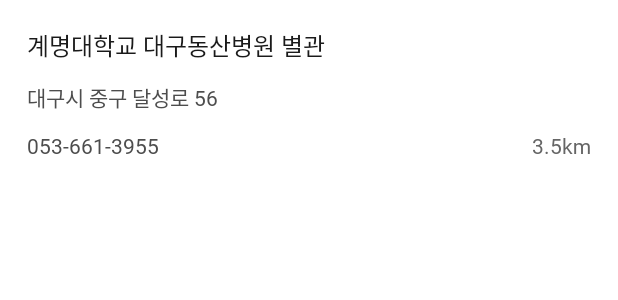
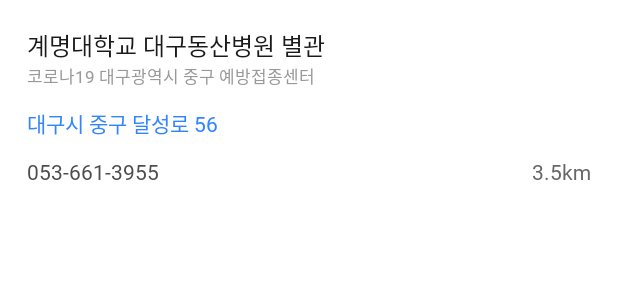
Before and after one commit to GuTaeHo/CovidSituation, an Android app: the layout item_hospital.xml on its own in the app's theme, with its tools: preview values and no code run, on a phone screen of 412 x 824 dp. Shown: the top 300 px of the screen. Run offline under Robolectric (Android 15) with nearby library versions, the phone set to English and light mode, and no system bars.

Commit message:
2021-10-29
내 주변 진료소 센터명 추가 출력,
뉴스, 백신탭 위치 변경
네트워킹 객체 thread-safe 싱글톤 변경

```diff
--- a/app/src/main/java/com/cosiguk/covidsituation/fragment/NewsFragment.java
+++ b/app/src/main/java/com/cosiguk/covidsituation/fragment/NewsFragment.java
@@ -83,7 +83,7 @@ public class NewsFragment extends Fragment {
         queries.put("start", index);
 
         MyApplication
-                .networkPresenter
+                .getNetworkPresenterInstance()
                 .news(headerMap, queries, new NewsListener() {
                     @Override
                     public void success(ArrayList<News> list) {
--- a/app/src/main/java/com/cosiguk/covidsituation/fragment/SituationBoardFragment.java
+++ b/app/src/main/java/com/cosiguk/covidsituation/fragment/SituationBoardFragment.java
@@ -93,7 +93,7 @@ public class SituationBoardFragment extends Fragment {
 
     // 전체 확진 정보 API 요청
     private void requestTotal(HashMap<String, String> map) {
-        MyApplication.networkPresenter
+        MyApplication.getNetworkPresenterInstance()
                 .total(map, new TotalListener() {
                     @Override
                     public void success(List<Infection> items) {
@@ -128,7 +128,7 @@ public class SituationBoardFragment extends Fragment {
         map.put("startCreateDt", day);
         map.put("endCreateDt", day);
 
-        MyApplication.networkPresenter
+        MyApplication.getNetworkPresenterInstance()
                 .boardList(map, new BoardListListener() {
                     @Override
                     public void success(List<City> items) {
--- a/app/src/main/java/com/cosiguk/covidsituation/network/RetrofitNewsClient.java
+++ b/app/src/main/java/com/cosiguk/covidsituation/network/RetrofitNewsClient.java
@@ -1,7 +1,4 @@
 package com.cosiguk.covidsituation.network;
-
-import com.tickaroo.tikxml.TikXml;
-import com.tickaroo.tikxml.retrofit.TikXmlConverterFactory;
 
 import java.util.HashMap;
 
@@ -12,7 +9,6 @@ import retrofit2.Retrofit;
 import retrofit2.converter.gson.GsonConverterFactory;
 import retrofit2.http.GET;
 import retrofit2.http.HeaderMap;
-import retrofit2.http.Headers;
 import retrofit2.http.QueryMap;
 
 public class RetrofitNewsClient {
--- a/app/src/main/res/layout/item_hospital.xml
+++ b/app/src/main/res/layout/item_hospital.xml
@@ -14,13 +14,21 @@
             android:padding="12dp"
             android:foreground="?attr/selectableItemBackground">
             <TextView
-                android:id="@+id/tv_name"
+                android:id="@+id/tv_facility_name"
                 android:layout_width="match_parent"
                 android:layout_height="wrap_content"
                 android:textSize="16sp"
                 android:fontFamily="@font/nanumsquare_round_extra_bold"
                 android:textColor="@color/black_light_10"
                 tools:text="계명대학교 대구동산병원 별관" />
+            <TextView
+                android:id="@+id/tv_center_name"
+                android:layout_width="match_parent"
+                android:layout_height="wrap_content"
+                android:textSize="11sp"
+                android:fontFamily="@font/nanumsquare_round_regular"
+                android:textColor="@color/white_dark_40"
+                tools:text="코로나19 대구광역시 중구 예방접종센터" />
             <TextView
                 android:id="@+id/tv_address"
                 android:layout_width="match_parent"
@@ -29,7 +37,7 @@
                 android:paddingBottom="12dp"
                 android:textSize="14sp"
                 android:fontFamily="@font/nanumsquare_round_bold"
-                android:textColor="@color/black_light_30"
+                android:textColor="@color/pastel_strong_blue"
                 tools:text="대구시 중구 달성로 56" />
             <androidx.constraintlayout.widget.ConstraintLayout
                 android:layout_width="match_parent"
```
Also changed, not shown: app/src/main/java/com/cosiguk/covidsituation/adapter/HospitalAdapter.java (+3 -7 lines), app/src/main/java/com/cosiguk/covidsituation/application/MyApplication.java (+12 -2 lines), app/src/main/java/com/cosiguk/covidsituation/fragment/VaccineFragment.java (+18 -3 lines), app/src/main/java/com/cosiguk/covidsituation/util/ConvertUtil.java (+13 -0 lines), app/src/main/java/com/cosiguk/covidsituation/util/LocationUtil.java (+7 -0 lines), app/src/main/res/menu/bottom_navigation.xml (+5 -5 lines).
